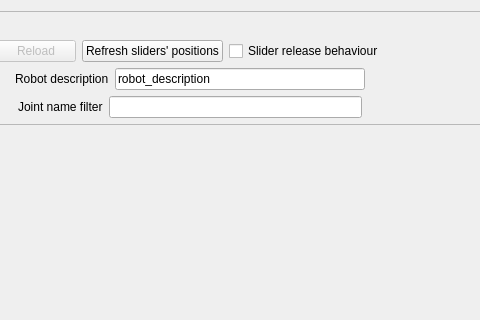
The window that sr_gui_joint_slider/uis/SrJointSlider.ui (shadow-robot/sr_visualization_common) describes before a commit, drawn with Qt 5; both pictures show x 247 to 727 and y 0 to 320 of the 874 by 693 pixel window.
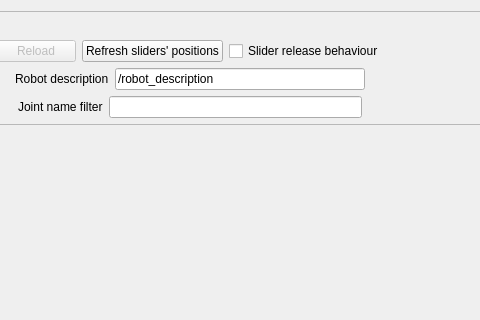
The same window after the commit.

Commit message: Modifications for dexee use. Default to the absolute namsepace for robot_description. Remove special J0 stuff that existed for hand E.

Diff of the .ui file:
```diff
--- a/sr_gui_joint_slider/uis/SrJointSlider.ui
+++ b/sr_gui_joint_slider/uis/SrJointSlider.ui
@@ -155,7 +155,7 @@
           <item>
            <widget class="QLineEdit" name="robot_description_edit">
             <property name="text">
-             <string>robot_description</string>
+             <string>/robot_description</string>
             </property>
            </widget>
           </item>
```
The commit also changes 18 other files.
